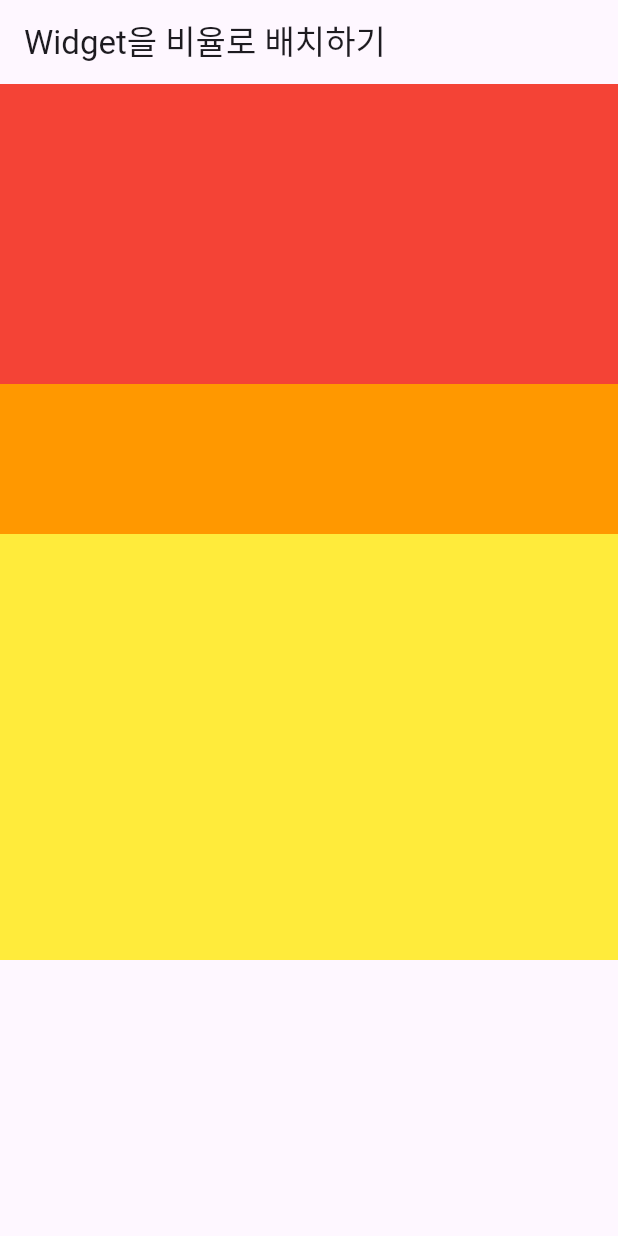
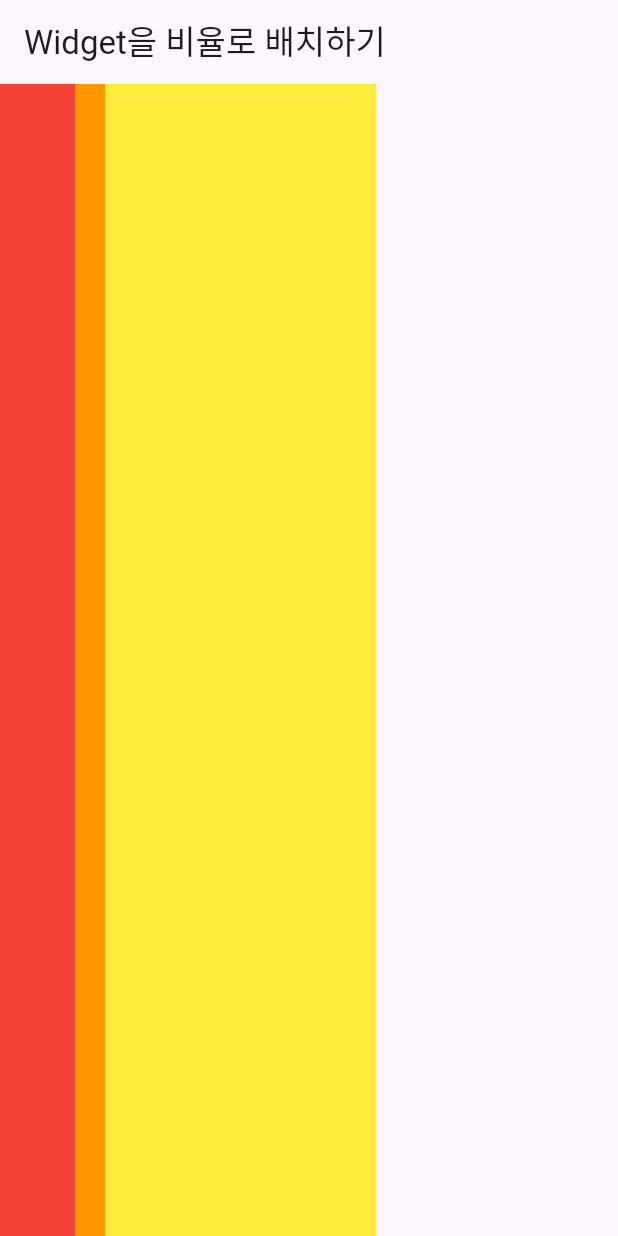
Before and after one commit to hyerimmmmm/flutterStudy, a Flutter app: the screen it shows after launch, on a phone screen of 412 x 824 dp. Run offline on Flutter 3.47's test engine with Material 3 defaults, Android fonts, the phone set to English and light mode, and no system bars.

Commit message:
[part2_02] 반응형 실습5

```diff
--- a/part2_ch02/lib/main.dart
+++ b/part2_ch02/lib/main.dart
@@ -19,20 +19,20 @@ class Body extends StatelessWidget {
 
   @override
   Widget build(BuildContext context) {
-    return Column(
+    return Row(
       children: [
         Container(
-         width: double.infinity,
-         height: 200,
+         height: double.infinity,
+         width: 50,
          color: Colors.red,
         ),
         Flexible(child: Container(
           color: Colors.orange,
-          height: 100,
+          width: 20,
         )),
         Expanded(child: Container(
           color: Colors.yellow,
-          height: 100,
+          //width: 20,
         ))
       ],
     );
```
